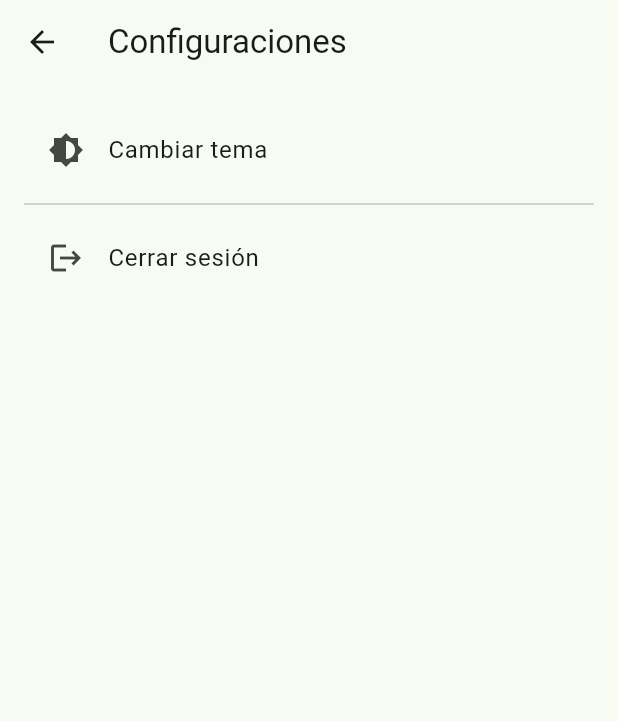
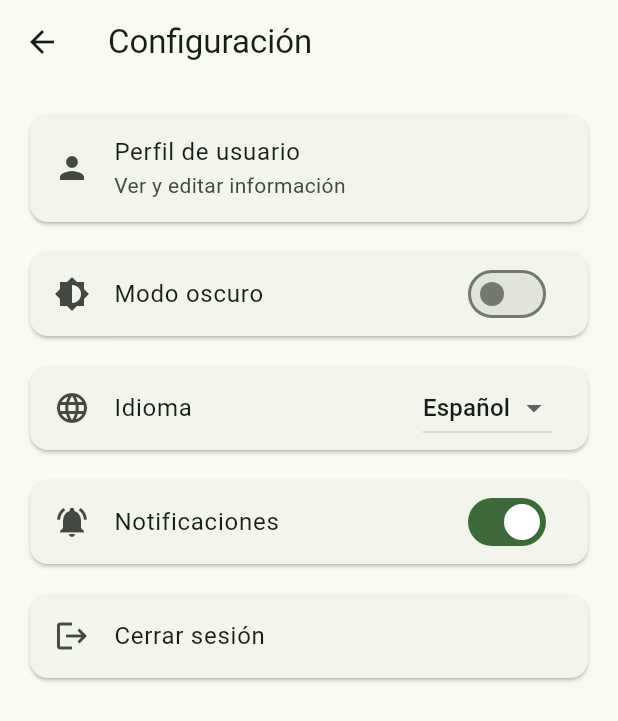
Before and after one commit to BrianSG932/EcoSorter, a Flutter app: the SettingsScreen screen opened directly, on a phone screen of 412 x 824 dp. Shown: the top 721 px of the screen. Run offline on Flutter 3.47's test engine with Material 3 defaults, Android fonts, the phone set to English and light mode, and no system bars; our stand-ins replace fl_chart, google_maps_flutter, image_picker, shared_preferences; accounts and stored records are empty.

```diff
--- a/ecosorter_flutter/lib/screens/settings_screen.dart
+++ b/ecosorter_flutter/lib/screens/settings_screen.dart
@@ -1,40 +1,160 @@
 import 'package:flutter/material.dart';
+import 'package:provider/provider.dart';
+import 'package:shared_preferences/shared_preferences.dart';
+import '../screens/theme_provider.dart'; // Ajusta si lo moviste a /providers
 
-class SettingsScreen extends StatelessWidget {
+class SettingsScreen extends StatefulWidget {
   const SettingsScreen({super.key});
 
   @override
+  State<SettingsScreen> createState() => _SettingsScreenState();
+}
+
+class _SettingsScreenState extends State<SettingsScreen> {
+  bool notificationsEnabled = true;
+  String selectedLanguage = 'es';
+
+  final Map<String, String> languageNames = {
+    'es': 'Español',
+    'en': 'English',
+    'fr': 'Français',
+  };
+
+  @override
+  void initState() {
+    super.initState();
+    _loadPreferences();
+  }
+
+  Future<void> _loadPreferences() async {
+    final prefs = await SharedPreferences.getInstance();
+    setState(() {
+      notificationsEnabled = prefs.getBool('notifications') ?? true;
+      selectedLanguage = prefs.getString('language') ?? 'es';
+    });
+  }
+
+  Future<void> _saveNotifications(bool value) async {
+    final prefs = await SharedPreferences.getInstance();
+    prefs.setBool('notifications', value);
+    setState(() => notificationsEnabled = value);
+  }
+
+  Future<void> _saveLanguage(String value) async {
+    final prefs = await SharedPreferences.getInstance();
+    prefs.setString('language', value);
+    setState(() => selectedLanguage = value);
+  }
+
+  @override
   Widget build(BuildContext context) {
+    final themeProvider = Provider.of<ThemeProvider>(context);
+
     return Scaffold(
-      appBar: AppBar(title: const Text("Configuraciones")),
-      body: Padding(
-        padding: const EdgeInsets.all(16.0),
-        child: Column(
+      appBar: AppBar(title: const Text("Configuración")),
+      body: ListView(
+        padding: const EdgeInsets.all(16),
         children: [
-            ListTile(
-              leading: const Icon(Icons.brightness_6),
-              title: const Text("Cambiar tema"),
+          Card(
+            child: ListTile(
+              leading: const Icon(Icons.person),
+              title: const Text("Perfil de usuario"),
+              subtitle: const Text("Ver y editar información"),
               onTap: () {
-                // Aquí puedes usar Provider, Bloc o setState global para cambiar tema
-                ScaffoldMessenger.of(context).showSnackBar(
-                  const SnackBar(content: Text("Funcionalidad por implementar")),
+                showDialog(
+                  context: context,
+                  builder: (_) => AlertDialog(
+                    title: const Text("Perfil"),
+                    content: const Text("Funcionalidad por implementar"),
+                    actions: [
+                      TextButton(
+                        child: const Text("Cerrar"),
+                        onPressed: () => Navigator.pop(context),
+                      ),
+                    ],
+                  ),
                 );
               },
             ),
-            const Divider(),
-            ListTile(
+          ),
+          const SizedBox(height: 12),
+          Card(
+            child: SwitchListTile(
+              secondary: const Icon(Icons.brightness_6),
+              title: const Text("Modo oscuro"),
+              value: themeProvider.isDarkMode,
+              onChanged: (_) => themeProvider.toggleTheme(),
+            ),
+          ),
+          const SizedBox(height: 12),
+          Card(
+            child: ListTile(
+              leading: const Icon(Icons.language),
+              title: const Text("Idioma"),
+              trailing: DropdownButton<String>(
+                value: selectedLanguage,
+                borderRadius: BorderRadius.circular(12),
+                onChanged: (value) {
+                  if (value != null) {
+                    _saveLanguage(value);
+                    ScaffoldMessenger.of(context).showSnackBar(
+                      SnackBar(
+                          content: Text(
+                              'Idioma cambiado a ${languageNames[value]}')),
+                    );
+                  }
+                },
+                items: languageNames.entries
+                    .map((entry) => DropdownMenuItem(
+                          value: entry.key,
+                          child: Text(entry.value),
+                        ))
+                    .toList(),
+              ),
+            ),
+          ),
+          const SizedBox(height: 12),
+          Card(
+            child: SwitchListTile(
+              secondary: const Icon(Icons.notifications_active),
+              title: const Text("Notificaciones"),
+              value: notificationsEnabled,
+              onChanged: _saveNotifications,
+            ),
+          ),
+          const SizedBox(height: 12),
+          Card(
+            child: ListTile(
               leading: const Icon(Icons.logout),
               title: const Text("Cerrar sesión"),
               onTap: () {
+                showDialog(
+                  context: context,
+                  builder: (context) => AlertDialog(
+                    title: const Text("Confirmar"),
+                    content: const Text("¿Deseas cerrar sesión?"),
+                    actions: [
+                      TextButton(
+                        child: const Text("Cancelar"),
+                        onPressed: () => Navigator.pop(context),
+                      ),
+                      ElevatedButton(
+                        child: const Text("Cerrar sesión"),
+                        onPressed: () {
                           Navigator.pushNamedAndRemoveUntil(
                             context,
                             '/login',
-                  (route) => false,
+                            (_) => false,
                           );
                         },
                       ),
                     ],
                   ),
+                );
+              },
+            ),
+          ),
+        ],
       ),
     );
   }
--- /dev/null
+++ b/ecosorter_flutter/lib/screens/theme_provider.dart
@@ -0,0 +1,26 @@
+import 'package:flutter/material.dart';
+import 'package:shared_preferences/shared_preferences.dart';
+
+class ThemeProvider with ChangeNotifier {
+  bool _isDarkMode = false;
+
+  bool get isDarkMode => _isDarkMode;
+  ThemeMode get themeMode => _isDarkMode ? ThemeMode.dark : ThemeMode.light;
+
+  ThemeProvider() {
+    _loadTheme();
+  }
+
+  void toggleTheme() async {
+    _isDarkMode = !_isDarkMode;
+    notifyListeners();
+    final prefs = await SharedPreferences.getInstance();
+    prefs.setBool('darkMode', _isDarkMode);
+  }
+
+  void _loadTheme() async {
+    final prefs = await SharedPreferences.getInstance();
+    _isDarkMode = prefs.getBool('darkMode') ?? false;
+    notifyListeners();
+  }
+}
--- a/ecosorter_flutter/pubspec.yaml
+++ b/ecosorter_flutter/pubspec.yaml
@@ -35,11 +35,12 @@ dependencies:
   fl_chart: ^0.63.0
   http: ^1.1.0
   provider: ^6.1.2
-
+  shared_preferences: ^2.2.2
 
   # The following adds the Cupertino Icons font to your application.
   # Use with the CupertinoIcons class for iOS style icons.
   cupertino_icons: ^1.0.8
+  google_sign_in: ^6.2.2
 
 dev_dependencies:
   flutter_test:
```
Also changed, not shown: ecosorter_flutter/lib/screens/login_screen.dart (line endings or trailing spaces), ecosorter_flutter/pubspec.lock, 127 other files. Lines whose indentation alone changed are shown as unchanged.
